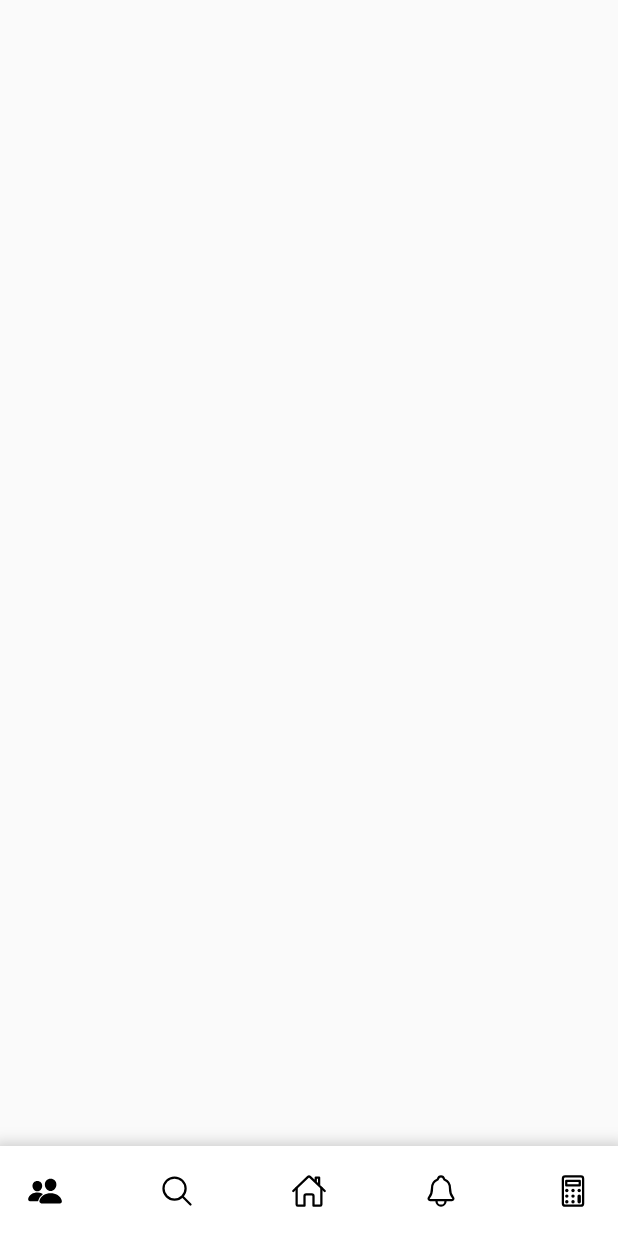
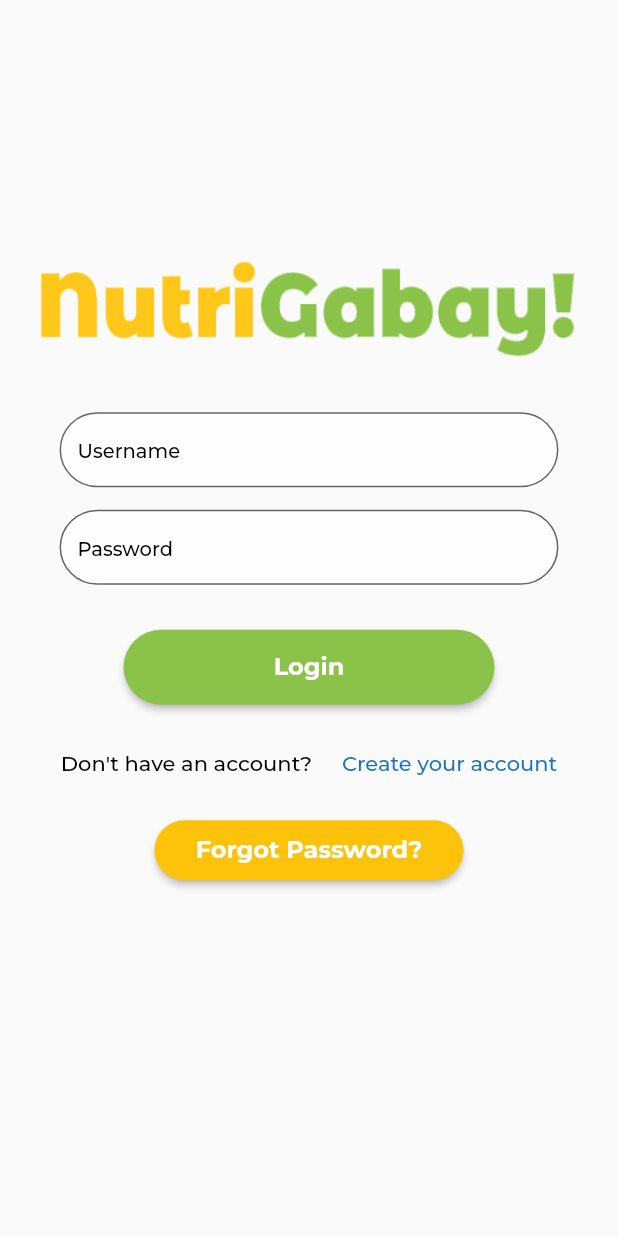
Before and after one commit to jamessarona/nutri-gabay, a Flutter app: the screen it shows after launch, on a phone screen of 412 x 824 dp. Run offline on Flutter 3.47's test engine with Material 2 defaults, Android fonts, the light colour scheme and no system bars; our stand-ins replace google_fonts, ionicons.

Commit message:
added user credential screens

```diff
--- a/lib/main.dart
+++ b/lib/main.dart
@@ -1,4 +1,5 @@
 import 'package:flutter/material.dart';
+import 'package:nutri_gabay/views/ui/loginscreen.dart';
 import 'package:provider/provider.dart';
 import 'controllers/mainscreen_provider.dart';
 import 'views/ui/mainscreen.dart';
@@ -24,7 +25,7 @@ class MyApp extends StatelessWidget {
       debugShowCheckedModeBanner: false,
       title: 'NutriGabay',
       theme: ThemeData(primarySwatch: Colors.blue),
-      home: MainScreen(),
+      home: LoginScreen(),
     );
   }
 }
--- /dev/null
+++ b/lib/views/shared/app_style.dart
@@ -0,0 +1,23 @@
+import 'package:flutter/material.dart';
+import 'package:google_fonts/google_fonts.dart';
+
+TextStyle appstyle(double size, Color color, FontWeight fw) {
+  return GoogleFonts.montserrat(
+    fontSize: size,
+    color: color,
+    fontWeight: fw,
+  );
+}
+
+TextStyle appstyleWithHt(double size, Color color, FontWeight fw, double ht) {
+  return GoogleFonts.montserrat(
+    fontSize: size,
+    color: color,
+    fontWeight: fw,
+    height: ht,
+  );
+}
+
+const MaterialColor customColor = MaterialColor(0xff8bc24a, <int, Color>{
+  10: Color(0xfffdc30a), //custom Orange
+});
--- /dev/null
+++ b/lib/views/shared/button_widget.dart
@@ -0,0 +1,52 @@
+import 'package:flutter/material.dart';
+import 'app_style.dart';
+
+class UserCredentialPrimaryButton extends StatelessWidget {
+  final void Function() onPress;
+  final String label;
+  const UserCredentialPrimaryButton(
+      {super.key, required this.onPress, required this.label});
+
+  @override
+  Widget build(BuildContext context) {
+    return ElevatedButton(
+      onPressed: onPress,
+      style: ElevatedButton.styleFrom(
+        shape: RoundedRectangleBorder(
+          borderRadius: BorderRadius.circular(30),
+        ),
+        backgroundColor: customColor,
+        foregroundColor: Colors.white,
+      ),
+      child: Text(
+        label,
+        style: appstyle(16, Colors.white, FontWeight.bold),
+      ),
+    );
+  }
+}
+
+class UserCredentialSecondaryButton extends StatelessWidget {
+  final void Function() onPress;
+  final String label;
+  const UserCredentialSecondaryButton(
+      {super.key, required this.onPress, required this.label});
+
+  @override
+  Widget build(BuildContext context) {
+    return ElevatedButton(
+      onPressed: onPress,
+      style: ElevatedButton.styleFrom(
+        shape: RoundedRectangleBorder(
+          borderRadius: BorderRadius.circular(30),
+        ),
+        backgroundColor: customColor[10],
+        foregroundColor: Colors.white,
+      ),
+      child: Text(
+        label,
+        style: appstyle(16, Colors.white, FontWeight.bold),
+      ),
+    );
+  }
+}
--- /dev/null
+++ b/lib/views/shared/text_field_widget.dart
@@ -0,0 +1,38 @@
+import 'package:flutter/material.dart';
+
+import 'app_style.dart';
+
+class UserCredentialTextField extends StatelessWidget {
+  final Size screenSize;
+  final String label;
+  final bool isObscure;
+  const UserCredentialTextField(
+      {super.key,
+      required this.screenSize,
+      required this.label,
+      required this.isObscure});
+
+  @override
+  Widget build(BuildContext context) {
+    return Container(
+      padding: EdgeInsets.symmetric(horizontal: screenSize.width * 0.06),
+      height: 50,
+      child: TextField(
+        decoration: InputDecoration(
+          border: OutlineInputBorder(
+            borderRadius: BorderRadius.circular(30.0),
+          ),
+          focusedBorder: OutlineInputBorder(
+            borderRadius: BorderRadius.circular(30.0),
+            borderSide: const BorderSide(color: customColor),
+          ),
+          filled: true,
+          hintStyle: appstyle(13, Colors.black, FontWeight.w500),
+          hintText: label,
+          fillColor: Colors.white70,
+        ),
+        obscureText: isObscure,
+      ),
+    );
+  }
+}
--- /dev/null
+++ b/lib/views/ui/loginscreen.dart
@@ -0,0 +1,123 @@
+import 'package:flutter/material.dart';
+import 'package:nutri_gabay/views/shared/app_style.dart';
+import 'package:nutri_gabay/views/shared/button_widget.dart';
+import 'package:nutri_gabay/views/shared/text_field_widget.dart';
+import 'package:nutri_gabay/views/ui/mainscreen.dart';
+import 'package:nutri_gabay/views/ui/resetscreen.dart';
+import 'package:nutri_gabay/views/ui/signupscreen.dart';
+
+class LoginScreen extends StatefulWidget {
+  const LoginScreen({super.key});
+
+  @override
+  State<LoginScreen> createState() => _LoginScreenState();
+}
+
+class _LoginScreenState extends State<LoginScreen> {
+  late Size screenSize;
+  @override
+  Widget build(BuildContext context) {
+    screenSize = MediaQuery.of(context).size;
+    return SafeArea(
+      child: Scaffold(
+          body: Padding(
+        padding: const EdgeInsets.only(left: 15, right: 15),
+        child: SizedBox(
+          height: screenSize.height,
+          width: screenSize.width,
+          child: Column(
+            mainAxisAlignment: MainAxisAlignment.start,
+            crossAxisAlignment: CrossAxisAlignment.center,
+            children: [
+              SizedBox(
+                height: screenSize.height * 0.2,
+              ),
+              Container(
+                padding: const EdgeInsets.fromLTRB(16, 45, 0, 0),
+                height: 90,
+                decoration: const BoxDecoration(
+                  image: DecorationImage(
+                    image: AssetImage("assets/images/logo-name.png"),
+                    fit: BoxFit.fill,
+                  ),
+                ),
+              ),
+              const SizedBox(
+                height: 20,
+              ),
+              UserCredentialTextField(
+                  screenSize: screenSize, label: "Username", isObscure: false),
+              const SizedBox(
+                height: 15,
+              ),
+              UserCredentialTextField(
+                  screenSize: screenSize, label: "Password", isObscure: true),
+              const SizedBox(
+                height: 30,
+              ),
+              SizedBox(
+                height: 50,
+                width: screenSize.width * 0.6,
+                child: UserCredentialPrimaryButton(
+                    onPress: () {
+                      Navigator.of(context).pushReplacement(
+                        MaterialPageRoute(
+                          builder: (ctx) => MainScreen(),
+                        ),
+                      );
+                    },
+                    label: "Login"),
+              ),
+              const SizedBox(
+                height: 30,
+              ),
+              Row(
+                mainAxisAlignment: MainAxisAlignment.center,
+                children: [
+                  Text(
+                    "Don't have an account?",
+                    style: appstyle(14, Colors.black, FontWeight.w500),
+                  ),
+                  const SizedBox(width: 20),
+                  GestureDetector(
+                    onTap: () {
+                      Navigator.of(context).push(
+                        MaterialPageRoute(
+                          builder: (ctx) => const SignUpScreen(),
+                        ),
+                      );
+                    },
+                    child: Text(
+                      "Create your account",
+                      style: appstyle(
+                          14,
+                          const Color.fromARGB(255, 28, 117, 190),
+                          FontWeight.w500),
+                    ),
+                  ),
+                ],
+              ),
+              const SizedBox(
+                height: 30,
+              ),
+              SizedBox(
+                height: 40,
+                width: screenSize.width * 0.5,
+                child: UserCredentialSecondaryButton(
+                  onPress: () {
+                    Navigator.of(context).push(
+                      MaterialPageRoute(
+                        builder: (ctx) => const ResetScreen(),
+                      ),
+                    );
+                  },
+                  label: "Forgot Password?",
+                ),
+              ),
+            ],
+          ),
+        ),
+      )),
+    );
+  }
+}
--- a/lib/views/ui/mainscreen.dart
+++ b/lib/views/ui/mainscreen.dart
@@ -21,7 +21,7 @@ class MainScreen extends StatelessWidget {
     return Consumer<MainScreenNotifier>(
         builder: (context, mainScreenNotifier, child) {
       return Scaffold(
-        backgroundColor: const Color(0xFFE2E2E2),
+        backgroundColor: Colors.white,
         body: pageList[mainScreenNotifier.pageIndex],
         bottomNavigationBar: const BottomNav(),
       );
```
Also changed, not shown: lib/views/ui/homepage.dart (+44 -2 lines), lib/views/ui/resetscreen.dart (added, +63 -0 lines), lib/views/ui/signupscreen.dart (added, +97 -0 lines), lib/views/shared/constants.dart (added).
